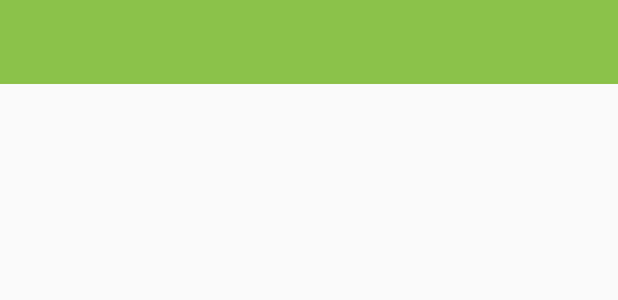
After one commit to ipoobest/Where, an Android app: the layout activity_landing.xml on its own in the app's theme, with its tools: preview values and no code run, on a phone screen of 412 x 824 dp. The commit adds this screen. Shown: the top 300 px of the screen. Run offline under Robolectric (Android 15) with nearby library versions, the phone set to English and light mode, and no system bars.

Commit message:
LandingActivity

```diff
--- a/app/src/main/AndroidManifest.xml
+++ b/app/src/main/AndroidManifest.xml
@@ -10,8 +10,7 @@
         android:icon="@mipmap/logo1"
         android:label="@string/app_name"
         android:supportsRtl="true"
-        android:theme="@style/AppTheme"
-        >
+        android:theme="@style/AppTheme">
         <activity android:name=".activity.SplashScreen">
             <intent-filter>
                 <action android:name="android.intent.action.MAIN" />
@@ -21,7 +20,8 @@
         </activity>
         <activity android:name=".activity.ResultAvtivity" />
         <activity android:name=".activity.SearchActivity" />
-        <activity android:name=".activity.MainActivity"></activity>
+        <activity android:name=".activity.MainActivity" />
+        <activity android:name=".activity.LandingActivity"></activity>
     </application>
 
 </manifest>
--- a/app/src/main/java/com/where/monthonprogramming/where/activity/SplashScreen.java
+++ b/app/src/main/java/com/where/monthonprogramming/where/activity/SplashScreen.java
@@ -22,7 +22,7 @@ public class SplashScreen extends AppCompatActivity {
         handler = new Handler();
         runnable = new Runnable() {
             public void run() {
-                Intent intent = new Intent(SplashScreen.this, MainActivity.class);
+                Intent intent = new Intent(SplashScreen.this, LandingActivity.class);
                 startActivity(intent);
                 finish();
             }
--- /dev/null
+++ b/app/src/main/res/layout/activity_landing.xml
@@ -0,0 +1,29 @@
+<?xml version="1.0" encoding="utf-8"?>
+<RelativeLayout xmlns:android="http://schemas.android.com/apk/res/android"
+    xmlns:tools="http://schemas.android.com/tools"
+    android:layout_width="match_parent"
+    android:layout_height="match_parent"
+    tools:context=".activity.LandingActivity">
+
+    <LinearLayout
+        android:layout_width="match_parent"
+        android:layout_height="match_parent"
+        android:orientation="vertical">
+
+        <android.support.v7.widget.Toolbar
+            android:id="@+id/toolbar"
+            android:layout_width="match_parent"
+            android:layout_height="?attr/actionBarSize"
+            android:background="?attr/colorPrimary"
+            android:theme="@style/ThemeOverlay.AppCompat.Dark.ActionBar"
+            android:popupTheme="@style/ThemeOverlay.AppCompat.Light"
+            />
+
+        <FrameLayout
+            android:id="@+id/contentContainer"
+            android:layout_width="match_parent"
+            android:layout_height="match_parent">
+
+        </FrameLayout>
+    </LinearLayout>
+</RelativeLayout>
--- a/app/src/main/res/layout/fragment_landing.xml
+++ b/app/src/main/res/layout/fragment_landing.xml
@@ -7,6 +7,10 @@
     android:orientation="vertical"
     android:weightSum="3"
     tools:context=".activity.MainActivity">
+
+
+
+
 
     <LinearLayout
         android:layout_width="match_parent"
```
Also changed, not shown: app/src/main/java/com/where/monthonprogramming/where/activity/LandingActivity.java (renamed from app/src/main/java/com/where/monthonprogramming/where/activity/MainActivity.java, +11 -1 lines), app/src/main/res/layout/activity_main.xml (deleted, +0 -14 lines).
